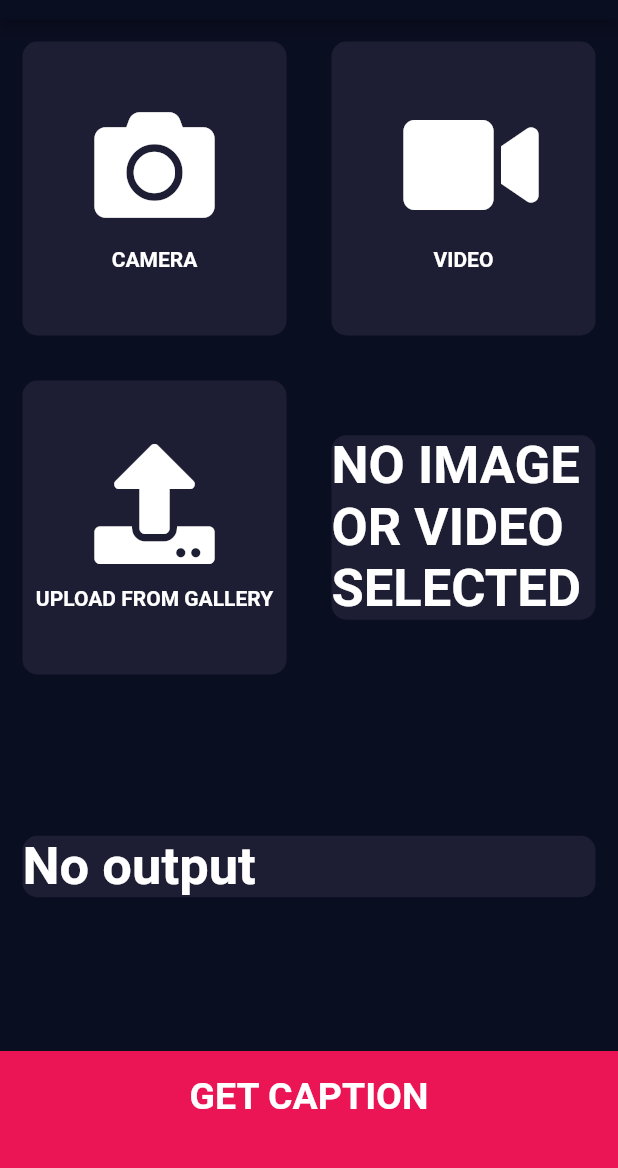
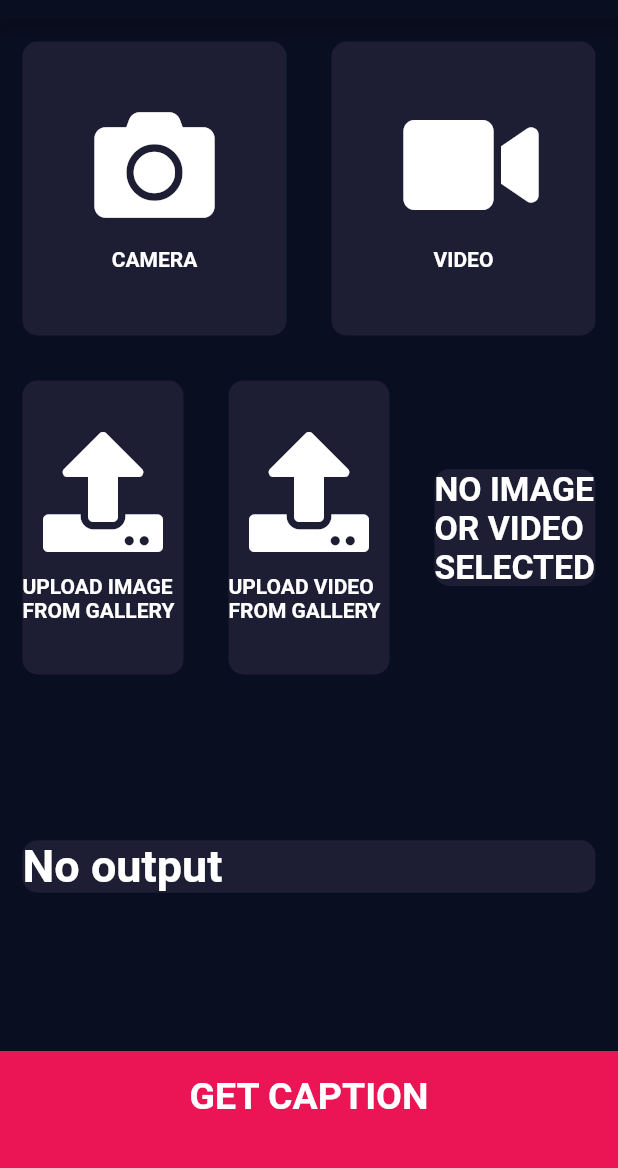
Before and after one commit to ItsMe-Adi/capstone-project, a Flutter app: the FunctionalityScreen screen opened by its route, after a tap on "VIDEO", on a phone screen of 412 x 824 dp, the part 65-1233 px from its top. Run offline on Flutter 3.47's test engine with Material 2 defaults, Android fonts, the phone set to English and light mode, and no system bars; our stand-ins replace animated_text_kit, chewie, cloud_firestore, firebase_auth, font_awesome_flutter, image_picker and 2 more; missing offline and left inert: tflite; accounts and stored records are empty; Roboto replaces fonts that are missing (OpenSans).

Commit message:
Updated code to get predictions for video

```diff
--- a/lib/constants.dart
+++ b/lib/constants.dart
@@ -1,6 +1,4 @@
 import 'package:flutter/material.dart';
-
-String caption;
 
 final kRoundedButtonTextStyle = TextStyle(
   color: Color(0xFF1CEDCE),
--- a/lib/main.dart
+++ b/lib/main.dart
@@ -3,7 +3,6 @@ import 'package:flutter/material.dart';
 import 'screens/login_screen.dart';
 import 'screens/registration_screen.dart';
 import 'screens/welcome_screen.dart';
-import 'screens/results_page.dart';
 
 void main() => runApp(CapstoneApp());
 
@@ -18,7 +17,6 @@ class CapstoneApp extends StatelessWidget {
         LoginScreen.id: (context) => LoginScreen(),
         RegistrationScreen.id: (context) => RegistrationScreen(),
         FunctionalityScreen.id: (context) => FunctionalityScreen(),
-        ResultPage.id: (context) => ResultPage(),
       },
     );
   }
--- a/lib/screens/functionality_screen.dart
+++ b/lib/screens/functionality_screen.dart
@@ -1,4 +1,3 @@
-import 'package:capstoneapp/screens/results_page.dart';
 import 'package:flutter/cupertino.dart';
 import 'package:flutter/material.dart';
 import 'package:font_awesome_flutter/font_awesome_flutter.dart';
@@ -28,25 +27,26 @@ class FunctionalityScreen extends StatefulWidget {
 class _FunctionalityScreenState extends State<FunctionalityScreen> {
   void getImagePredictions(File imageFile) async {
     print("Making connection");
-    var stream = new http.ByteStream(DelegatingStream.typed(imageFile.openRead()));
+    var stream =
+    new http.ByteStream(DelegatingStream.typed(imageFile.openRead()));
     var length = await imageFile.length();
     print(length);
     var uri = Uri.parse("http://192.168.0.106:5000/image");
 
     print("connection established");
     var request = new http.MultipartRequest("POST", uri);
-    var multipartFile = new http.MultipartFile("file", stream, length, filename: basename(imageFile.path));
+    var multipartFile = new http.MultipartFile("file", stream, length,
+        filename: basename(imageFile.path));
 
     request.files.add(multipartFile);
     var response = await request.send();
     print(response.statusCode);
     print(response);
-    if(response.statusCode == 200){
+    if (response.statusCode == 200) {
       final respStr = await response.stream.bytesToString();
       print(respStr);
       Map valueMap = json.decode(respStr);
 
-      caption = valueMap['caption'];
       setState(() {
         _video = _video;
         _image = _image;
@@ -57,27 +57,33 @@ class _FunctionalityScreenState extends State<FunctionalityScreen> {
 
   void getVideoPredictions(File videoFile) async {
     print("Making connection for video model");
-    var stream = new http.ByteStream(DelegatingStream.typed(videoFile.openRead()));
+    var stream =
+    new http.ByteStream(DelegatingStream.typed(videoFile.openRead()));
     var length = await videoFile.length();
     print(length);
     var uri = Uri.parse("http://192.168.0.106:5000/video");
 
     print("Connection established");
     var request = new http.MultipartRequest("POST", uri);
-    var multipartFile = new http.MultipartFile("file", stream, length, filename: basename(videoFile.path));
+    var multipartFile = new http.MultipartFile("file", stream, length,
+        filename: basename(videoFile.path));
 
     request.files.add(multipartFile);
     var response = await request.send();
 
     print(response.statusCode);
-    if(response.statusCode == 200){
+    if (response.statusCode == 200) {
       final respStr = await response.stream.bytesToString();
       print(respStr);
       Map valueMap = json.decode(respStr);
 
       print(valueMap["caption"]);
+      setState(() {
+        _video = _video;
+        _image = _image;
+        _output_caption = valueMap['caption'];
+      });
     }
-
   }
 
   final _auth = FirebaseAuth.instance;
@@ -85,13 +91,14 @@ class _FunctionalityScreenState extends State<FunctionalityScreen> {
   File _video;
   String _output_caption;
 
-  ChewieController chewieController;
-  VideoPlayerController videoPlayerController1;
+  //ChewieController chewieController;
+  //VideoPlayerController videoPlayerController1;
 
-  Future getVideo() async {
+  Future getVideo(int isVideo) async {
     File video;
-
+    if (isVideo == 3) {
       video = await ImagePicker.pickVideo(source: ImageSource.camera);
+      /*
       videoPlayerController1 = VideoPlayerController.file(video);
       chewieController = ChewieController(
         videoPlayerController: videoPlayerController1,
@@ -99,6 +106,19 @@ class _FunctionalityScreenState extends State<FunctionalityScreen> {
         looping: true,
         aspectRatio: 0.8,
       );
+       */
+    } else if (isVideo == 4) {
+      video = await ImagePicker.pickVideo(source: ImageSource.gallery);
+      /*
+      videoPlayerController1 = VideoPlayerController.file(video);
+      chewieController = ChewieController(
+        videoPlayerController: videoPlayerController1,
+        autoPlay: true,
+        looping: true,
+        aspectRatio: 0.8,
+      );
+      */
+    }
     setState(() {
       _video = video;
       _image = null;
@@ -107,11 +127,13 @@ class _FunctionalityScreenState extends State<FunctionalityScreen> {
   }
 
   @override
+  /*
   void dispose() {
     videoPlayerController1.dispose();
     chewieController.dispose();
     super.dispose();
   }
+   */
 
   Future getImage(int isCamera) async {
     File image;
@@ -161,7 +183,7 @@ class _FunctionalityScreenState extends State<FunctionalityScreen> {
                 Expanded(
                   child: ReusableCard(
                     onPress: () {
-                      getVideo();
+                      getVideo(3);
                     },
                     cardChild: IconContent(
                         label: 'VIDEO', icon: FontAwesomeIcons.video),
@@ -179,14 +201,33 @@ class _FunctionalityScreenState extends State<FunctionalityScreen> {
                       getImage(2);
                     },
                     cardChild: IconContent(
-                        label: 'UPLOAD FROM GALLERY',
+                        label: 'UPLOAD IMAGE FROM GALLERY',
+                        icon: FontAwesomeIcons.upload),
+                  ),
+                ),
+                Expanded(
+                  child: ReusableCard(
+                    onPress: () {
+                      getVideo(4);
+                    },
+                    cardChild: IconContent(
+                        label: 'UPLOAD VIDEO FROM GALLERY',
                         icon: FontAwesomeIcons.upload),
                   ),
                 ),
                 _video != null
                     ? Expanded(
                   child: ReusableCard(
-                          cardChild: Chewie(controller: chewieController),
+                    cardChild: /*Chewie(controller: chewieController)*/
+                    Text(
+                      'VIDEO SELECTED',
+                      style: TextStyle(
+                        color: Colors.white,
+                        fontWeight: FontWeight.bold,
+                        fontFamily: 'OpenSans',
+                        fontSize: 22.5,
+                      ),
+                    ),
                   ),
                 )
                     : _image == null
@@ -198,7 +239,7 @@ class _FunctionalityScreenState extends State<FunctionalityScreen> {
                         color: Colors.white,
                         fontWeight: FontWeight.bold,
                         fontFamily: 'OpenSans',
-                                  fontSize: 35.0,
+                        fontSize: 22.5,
                       ),
                     ),
                   ),
@@ -225,8 +266,7 @@ class _FunctionalityScreenState extends State<FunctionalityScreen> {
                           fontFamily: 'OpenSans',
                           fontSize: 35.0,
                         ),
-                    )
-                  ),
+                      )),
                 )
                     : Expanded(
                   child: ReusableCard(
@@ -236,7 +276,7 @@ class _FunctionalityScreenState extends State<FunctionalityScreen> {
                         color: Colors.white,
                         fontWeight: FontWeight.bold,
                         fontFamily: 'OpenSans',
-                        fontSize: 35.0,
+                        fontSize: 30.0,
                       ),
                     ),
                   ),
@@ -254,10 +294,9 @@ class _FunctionalityScreenState extends State<FunctionalityScreen> {
                   barrierDismissible: false,
                 );
               //made changes here
-              else if(_image != null){
+              else if (_image != null) {
                 getImagePredictions(_image);
-              }
-              else if(_video != null){
+              } else if (_video != null) {
                 getVideoPredictions(_video);
               }
             },
--- a/lib/screens/video_models.dart
+++ /dev/null
@@ -1,2 +0,0 @@
-import 'package:flutter/material.dart';
-import 'package:capstoneapp/API.dart';
```
Also changed, not shown: lib/screens/results_page.dart (deleted, +0 -60 lines). Lines whose indentation alone changed are shown as unchanged.
